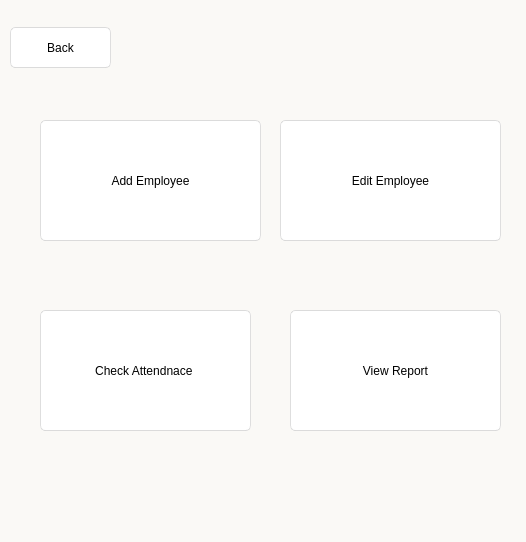
Old version of the form GUI/employee.ui in the repository eldarandaly/HR-app-darandalyEdits.
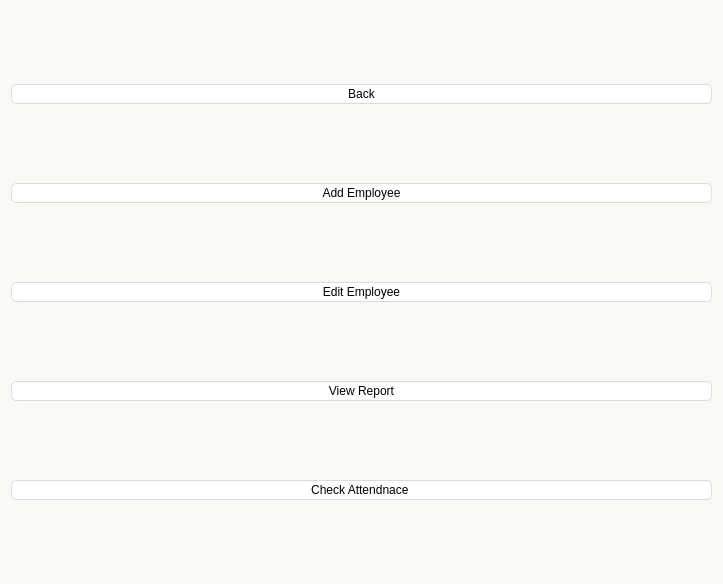
New version of the form.

Diff of the .ui file:
```diff
--- a/GUI/employee.ui
+++ b/GUI/employee.ui
@@ -6,8 +6,8 @@
    <rect>
     <x>0</x>
     <y>0</y>
-    <width>526</width>
-    <height>542</height>
+    <width>723</width>
+    <height>584</height>
    </rect>
   </property>
   <property name="windowTitle">
@@ -17,17 +17,11 @@
    <string notr="true">background:rgb(250, 249, 246)
 </string>
   </property>
-  <widget class="QPushButton" name="add_btn">
-   <property name="geometry">
-    <rect>
-     <x>40</x>
-     <y>120</y>
-     <width>221</width>
-     <height>121</height>
-    </rect>
-   </property>
-   <property name="styleSheet">
-    <string notr="true">QPushButton{
+  <layout class="QVBoxLayout" name="verticalLayout">
+   <item>
+    <widget class="QPushButton" name="back_btn">
+     <property name="styleSheet">
+      <string notr="true">QPushButton{
 	font: 25 18pt &quot;Bahnschrift Light&quot;;
 	border-style: solid;
 	border-top-color: qlineargradient(spread:pad, x1:0.5, y1:1, x2:0.5, y2:0, stop:0 rgb(215, 215, 215), stop:1 rgb(222, 222, 222));
@@ -76,22 +70,16 @@
 	padding: 2px;
 	background-color: rgb(142,142,142);
 }</string>
-   </property>
-   <property name="text">
-    <string>Add Employee</string>
-   </property>
-  </widget>
-  <widget class="QPushButton" name="edit_btn">
-   <property name="geometry">
-    <rect>
-     <x>280</x>
-     <y>120</y>
-     <width>221</width>
-     <height>121</height>
-    </rect>
-   </property>
-   <property name="styleSheet">
-    <string notr="true">QPushButton{
+     </property>
+     <property name="text">
+      <string>Back</string>
+     </property>
+    </widget>
+   </item>
+   <item>
+    <widget class="QPushButton" name="add_btn">
+     <property name="styleSheet">
+      <string notr="true">QPushButton{
 	font: 25 18pt &quot;Bahnschrift Light&quot;;
 	border-style: solid;
 	border-top-color: qlineargradient(spread:pad, x1:0.5, y1:1, x2:0.5, y2:0, stop:0 rgb(215, 215, 215), stop:1 rgb(222, 222, 222));
@@ -140,22 +128,16 @@
 	padding: 2px;
 	background-color: rgb(142,142,142);
 }</string>
-   </property>
-   <property name="text">
-    <string>Edit Employee</string>
-   </property>
-  </widget>
-  <widget class="QPushButton" name="check_btn">
-   <property name="geometry">
-    <rect>
-     <x>40</x>
-     <y>310</y>
-     <width>211</width>
-     <height>121</height>
-    </rect>
-   </property>
-   <property name="styleSheet">
-    <string notr="true">QPushButton{
+     </property>
+     <property name="text">
+      <string>Add Employee</string>
+     </property>
+    </widget>
+   </item>
+   <item>
+    <widget class="QPushButton" name="edit_btn">
+     <property name="styleSheet">
+      <string notr="true">QPushButton{
 	font: 25 18pt &quot;Bahnschrift Light&quot;;
 	border-style: solid;
 	border-top-color: qlineargradient(spread:pad, x1:0.5, y1:1, x2:0.5, y2:0, stop:0 rgb(215, 215, 215), stop:1 rgb(222, 222, 222));
@@ -204,22 +186,16 @@
 	padding: 2px;
 	background-color: rgb(142,142,142);
 }</string>
-   </property>
-   <property name="text">
-    <string>Check Attendnace </string>
-   </property>
-  </widget>
-  <widget class="QPushButton" name="report_btn">
-   <property name="geometry">
-    <rect>
-     <x>290</x>
-     <y>310</y>
-     <width>211</width>
-     <height>121</height>
-    </rect>
-   </property>
-   <property name="styleSheet">
-    <string notr="true">QPushButton{
+     </property>
+     <property name="text">
+      <string>Edit Employee</string>
+     </property>
+    </widget>
+   </item>
+   <item>
+    <widget class="QPushButton" name="report_btn">
+     <property name="styleSheet">
+      <string notr="true">QPushButton{
 	font: 25 18pt &quot;Bahnschrift Light&quot;;
 	border-style: solid;
 	border-top-color: qlineargradient(spread:pad, x1:0.5, y1:1, x2:0.5, y2:0, stop:0 rgb(215, 215, 215), stop:1 rgb(222, 222, 222));
@@ -268,22 +244,16 @@
 	padding: 2px;
 	background-color: rgb(142,142,142);
 }</string>
-   </property>
-   <property name="text">
-    <string>View Report</string>
-   </property>
-  </widget>
-  <widget class="QPushButton" name="back_btn">
-   <property name="geometry">
-    <rect>
-     <x>10</x>
-     <y>27</y>
-     <width>101</width>
-     <height>41</height>
-    </rect>
-   </property>
-   <property name="styleSheet">
-    <string notr="true">QPushButton{
+     </property>
+     <property name="text">
+      <string>View Report</string>
+     </property>
+    </widget>
+   </item>
+   <item>
+    <widget class="QPushButton" name="check_btn">
+     <property name="styleSheet">
+      <string notr="true">QPushButton{
 	font: 25 18pt &quot;Bahnschrift Light&quot;;
 	border-style: solid;
 	border-top-color: qlineargradient(spread:pad, x1:0.5, y1:1, x2:0.5, y2:0, stop:0 rgb(215, 215, 215), stop:1 rgb(222, 222, 222));
@@ -332,11 +302,13 @@
 	padding: 2px;
 	background-color: rgb(142,142,142);
 }</string>
-   </property>
-   <property name="text">
-    <string>Back</string>
-   </property>
-  </widget>
+     </property>
+     <property name="text">
+      <string>Check Attendnace </string>
+     </property>
+    </widget>
+   </item>
+  </layout>
  </widget>
  <resources/>
  <connections/>
```
